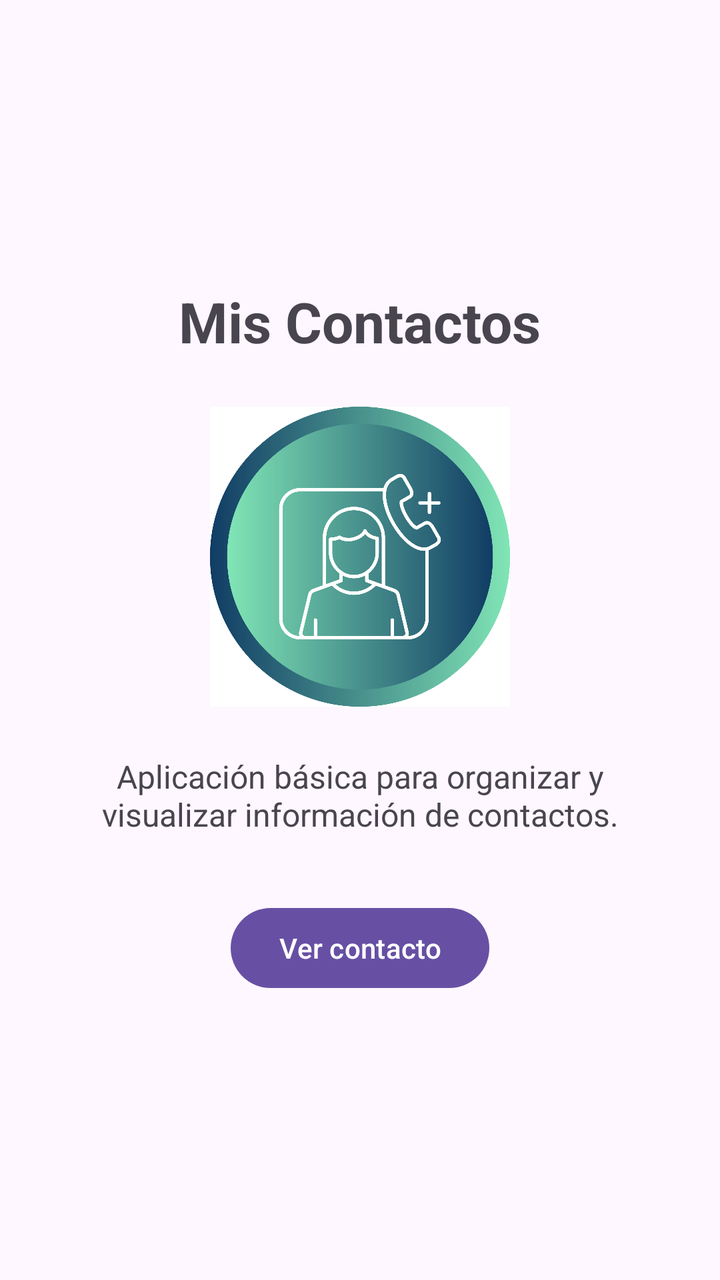
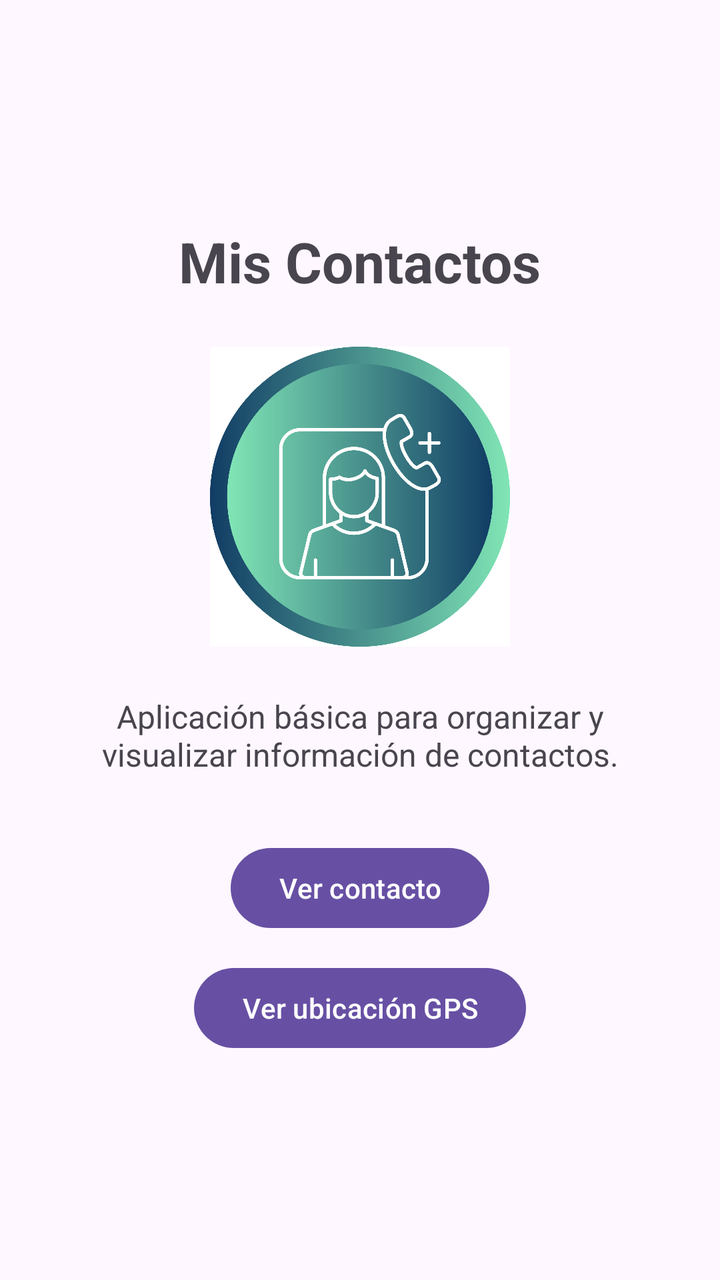

Compare the two renders of this Android layout. The source of the first and the diff that turns it into the second are given below.
<!-- AndroidManifest.xml: application theme Theme.MisContactos -->
<!-- res/layout/activity_main.xml -->
<?xml version="1.0" encoding="utf-8"?>
<LinearLayout xmlns:android="http://schemas.android.com/apk/res/android"
    xmlns:tools="http://schemas.android.com/tools"
    android:id="@+id/main"
    android:layout_width="match_parent"
    android:layout_height="match_parent"
    android:gravity="center"
    android:orientation="vertical"
    android:padding="24dp"
    tools:context=".MainActivity">

    
    <TextView
        android:id="@+id/txtTitulo"
        android:layout_width="wrap_content"
        android:layout_height="wrap_content"
        android:text="@string/titulo_principal"
        android:textSize="28sp"
        android:textStyle="bold" />

    
    <ImageView
        android:id="@+id/imgContacto"
        android:layout_width="150dp"
        android:layout_height="150dp"
        android:layout_marginTop="24dp"
        android:contentDescription="@string/descripcion_imagen"
        android:src="@drawable/contacto" />

    
    <TextView
        android:id="@+id/txtDescripcion"
        android:layout_width="wrap_content"
        android:layout_height="wrap_content"
        android:layout_marginTop="24dp"
        android:gravity="center"
        android:text="@string/descripcion"
        android:textSize="16sp" />

    
    <Button
        android:id="@+id/btnVerContacto"
        android:layout_width="wrap_content"
        android:layout_height="wrap_content"
        android:layout_marginTop="32dp"
        android:text="@string/boton_ver_contacto" />

</LinearLayout>
<!-- resources referenced by this layout -->
<resources>
  <!-- drawable contacto: png bitmap (drawable, 289725 bytes) -->
  <string name="boton_ver_contacto">Ver contacto</string>
  <string name="descripcion">Aplicación básica para organizar y visualizar información de contactos.</string>
  <string name="descripcion_imagen">Imagen de contacto</string>
  <string name="titulo_principal">Mis Contactos</string>
  <style name="Theme.MisContactos" parent="Base.Theme.MisContactos" />
  <style name="Base.Theme.MisContactos" parent="Theme.Material3.DayNight.NoActionBar">
          
          
      </style>
</resources>

<!-- the commit's change to res/layout/activity_main.xml (unified diff, before → after) -->
@@ -45,4 +45,12 @@
         android:layout_marginTop="32dp"
         android:text="@string/boton_ver_contacto" />
 
+    
+    <Button
+        android:id="@+id/btnVerUbicacion"
+        android:layout_width="wrap_content"
+        android:layout_height="wrap_content"
+        android:layout_marginTop="12dp"
+        android:text="@string/boton_ver_ubicacion" />
+
 </LinearLayout>
<!-- resource entries referenced after the edit -->
@@ -2,6 +2,7 @@
 <resources>
   <!-- drawable contacto: png bitmap (drawable, 289725 bytes) -->
   <string name="boton_ver_contacto">Ver contacto</string>
+  <string name="boton_ver_ubicacion">Ver ubicación GPS</string>
   <string name="descripcion">Aplicación básica para organizar y visualizar información de contactos.</string>
   <string name="descripcion_imagen">Imagen de contacto</string>
   <string name="titulo_principal">Mis Contactos</string>
